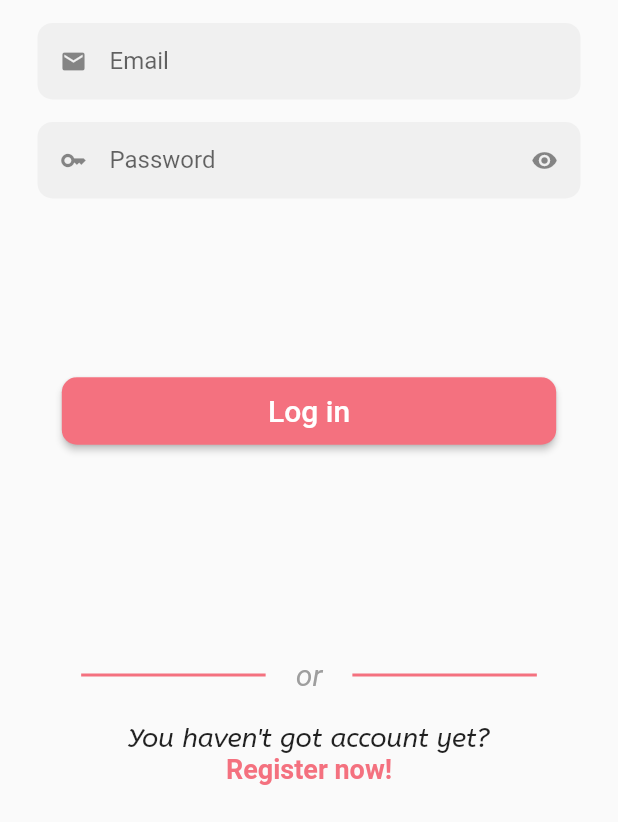
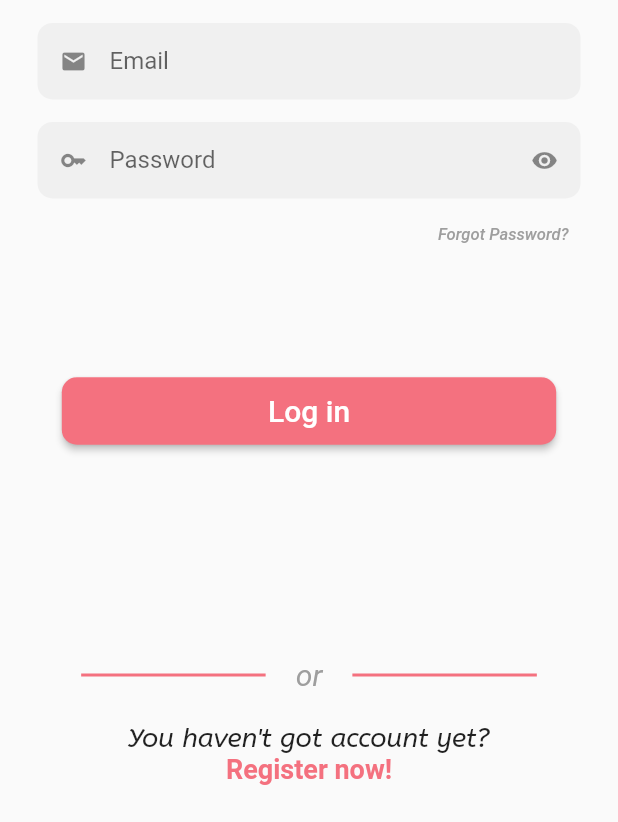
Before and after one commit to MertSaygili/hackathon_12_2022, a Flutter app: the LoginPreview screen opened directly, on a phone screen of 412 x 824 dp, the part 414-1236 px from its top. Run offline on Flutter 3.47's test engine with Material 2 defaults, Android fonts, the phone set to English and light mode, and no system bars; our stand-ins replace cloud_firestore, firebase_auth, firebase_core, firebase_storage, flutter_svg, get and 6 more; accounts and stored records are empty.

Commit message:
forgot password

```diff
--- a/hackathon_app/lib/core/base/controllers/app_controller.dart
+++ b/hackathon_app/lib/core/base/controllers/app_controller.dart
@@ -309,7 +309,7 @@ class AppController extends GetxController {
     Get.offAll(() => const OnboardPreview());
   }
 
-  void forgotPass(String email) async {
+  void forgotPass() async {
     try {
       await firebaseAuth.sendPasswordResetEmail(email: email);
       Get.snackbar("Password Reset",
--- a/hackathon_app/lib/core/components/form/auth_form.dart
+++ b/hackathon_app/lib/core/components/form/auth_form.dart
@@ -9,7 +9,8 @@ import '../textfield/custom_textfield.dart';
 
 class AuthForm extends StatefulWidget {
   final GlobalKey<FormState> formKey;
-  const AuthForm({super.key, required this.formKey});
+  final GlobalKey<FormFieldState<String>>? emailFieldKey;
+  const AuthForm({super.key, required this.formKey, this.emailFieldKey});
 
   @override
   State<AuthForm> createState() => _AuthFormState();
@@ -31,6 +32,7 @@ class _AuthFormState extends State<AuthForm> {
           Padding(
             padding: const EdgeInsets.symmetric(vertical: 15),
             child: CustomTextField(
+              emailFieldKey: widget.emailFieldKey,
               borderColor: colorTransparent,
               fun: _setEmail, //s
               validator: (String value) {
--- a/hackathon_app/lib/core/components/textfield/custom_textfield.dart
+++ b/hackathon_app/lib/core/components/textfield/custom_textfield.dart
@@ -23,6 +23,7 @@ class CustomTextField extends StatefulWidget {
     this.enabled,
     this.contentPadding,
     this.isFilled,
+    this.emailFieldKey,
   });
 
   final Function fun;
@@ -42,6 +43,7 @@ class CustomTextField extends StatefulWidget {
   final bool? enabled;
   final EdgeInsets? contentPadding;
   final bool? isFilled;
+  final GlobalKey<FormFieldState<String>>? emailFieldKey;
 
   @override
   State<CustomTextField> createState() => _CustomTextFieldState();
@@ -68,6 +70,7 @@ class _CustomTextFieldState extends State<CustomTextField> {
   @override
   Widget build(BuildContext context) {
     return TextFormField(
+      key: widget.emailFieldKey,
       onChanged: (value) => widget.fun(value),
       keyboardAppearance: Brightness.dark,
       keyboardType: widget.inputType,
--- a/hackathon_app/lib/view/preview/login.dart
+++ b/hackathon_app/lib/view/preview/login.dart
@@ -22,6 +22,7 @@ class _LoginPreviewState extends State<LoginPreview> {
   final String _login = 'Log in';
 
   final formKey = GlobalKey<FormState>();
+  final emailFieldKey = GlobalKey<FormFieldState<String>>();
   AppController controller = Get.find<AppController>();
 
   @override
@@ -40,8 +41,29 @@ class _LoginPreviewState extends State<LoginPreview> {
             ),
             _expanded(
                 _flex * 3,
-                AuthForm(
-                  formKey: formKey,
+                Column(
+                  children: [
+                    AuthForm(
+                      formKey: formKey,
+                      emailFieldKey: emailFieldKey,
+                    ),
+                    Align(
+                      alignment: Alignment.centerRight,
+                      child: TextButton(
+                          onPressed: () {
+                            if (emailFieldKey.currentState!.validate()) {
+                              controller.forgotPass();
+                            }
+                          },
+                          child: const Text(
+                            "Forgot Password?",
+                            style: TextStyle(
+                                fontStyle: FontStyle.italic,
+                                color: Colors.grey,
+                                fontSize: 11.0),
+                          )),
+                    ),
+                  ],
                 )),
             _expanded(_flex * 2, _loginButton()),
             const CustomTextDivider(
```
Also changed, not shown: hackathon_app/lib/view/home/profile.dart (+9 -1 lines).
